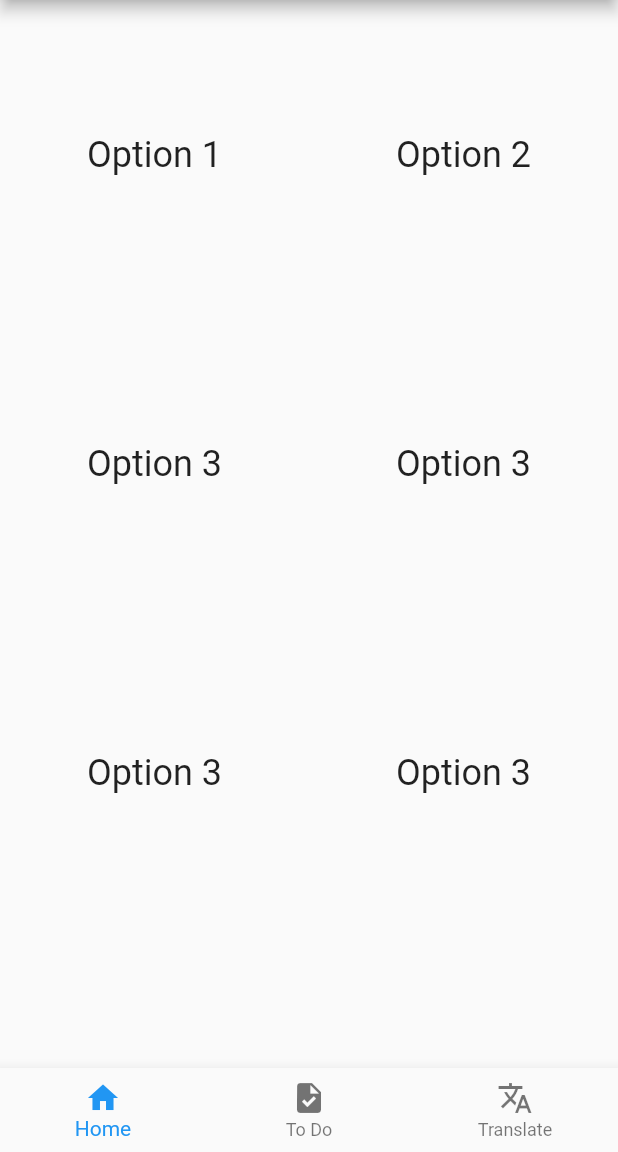
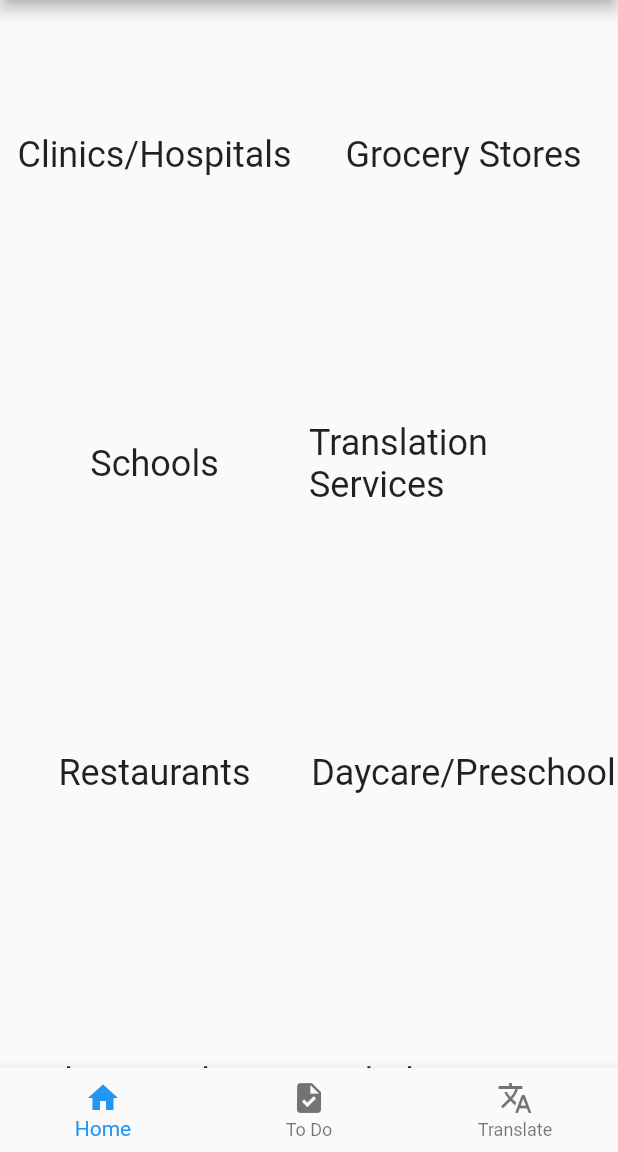
Before and after one commit to raquel-ro/refu_get, a Flutter app: the screen it shows after launch, on a phone screen of 412 x 824 dp, the part 84-1236 px from its top. Run offline on Flutter 3.47's test engine with Material 2 defaults, Android fonts, the phone set to English and light mode, and no system bars.

Commit message:
Added resources

```diff
--- a/lib/main.dart
+++ b/lib/main.dart
@@ -7,11 +7,19 @@ void main() {
 class MyApp extends StatelessWidget {
   const MyApp({Key? key}) : super(key: key);
 
-
-
   @override
   Widget build(BuildContext context) {
-    const List<String> options = ["Option 1","Option 2","Option 3","Option 3","Option 3","Option 3"];
+    const List<String> options = [
+      "Clinics/Hospitals",
+      "Grocery Stores",
+      "Schools",
+      "Translation Services",
+      "Restaurants",
+      "Daycare/Preschool",
+      "Religious Places",
+      "Clothing Stores",
+      "Police/Fire Stations"
+    ];
     return MaterialApp(
       home: Scaffold(
         appBar: AppBar(
```
